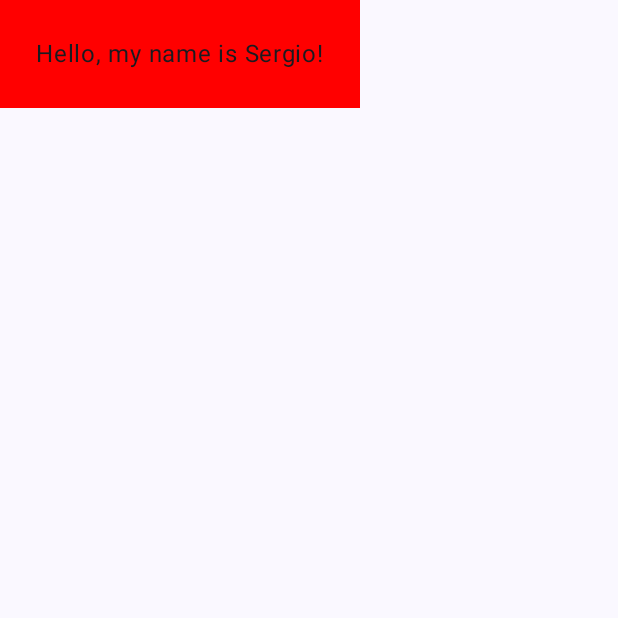
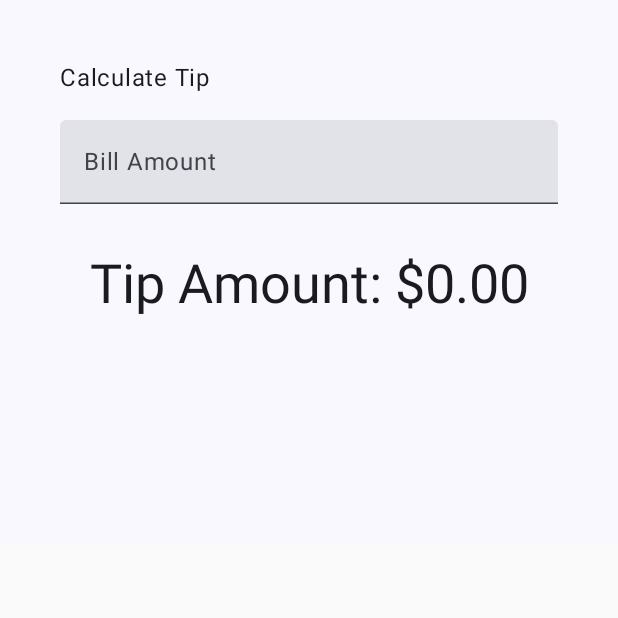
Before and after one commit to slaguna17/tippyApp, an Android app built with Jetpack Compose: the screen it shows after launch (MainActivity), on a phone screen of 412 x 824 dp, the top half of it. Run offline under Robolectric (Android 15) with nearby library versions, the phone set to English and light mode, and no system bars.

Commit message:
Finished Tippy logic and functionality tip calculated for 15%"

```diff
--- a/app/src/main/java/com/example/tippy/MainActivity.kt
+++ b/app/src/main/java/com/example/tippy/MainActivity.kt
@@ -4,17 +4,37 @@ import android.os.Bundle
 import androidx.activity.ComponentActivity
 import androidx.activity.compose.setContent
 import androidx.activity.enableEdgeToEdge
+import androidx.compose.foundation.layout.Arrangement
+import androidx.compose.foundation.layout.Column
+import androidx.compose.foundation.layout.Spacer
 import androidx.compose.foundation.layout.fillMaxSize
+import androidx.compose.foundation.layout.fillMaxWidth
+import androidx.compose.foundation.layout.height
 import androidx.compose.foundation.layout.padding
+import androidx.compose.foundation.layout.safeDrawingPadding
+import androidx.compose.foundation.layout.statusBarsPadding
+import androidx.compose.foundation.rememberScrollState
+import androidx.compose.foundation.text.KeyboardOptions
+import androidx.compose.foundation.verticalScroll
+import androidx.compose.material3.MaterialTheme
 import androidx.compose.material3.Scaffold
 import androidx.compose.material3.Surface
 import androidx.compose.material3.Text
+import androidx.compose.material3.TextField
 import androidx.compose.runtime.Composable
+import androidx.compose.runtime.getValue
+import androidx.compose.runtime.mutableStateOf
+import androidx.compose.runtime.remember
+import androidx.compose.runtime.setValue
+import androidx.compose.ui.Alignment
 import androidx.compose.ui.Modifier
 import androidx.compose.ui.graphics.Color
+import androidx.compose.ui.res.stringResource
+import androidx.compose.ui.text.input.KeyboardType
 import androidx.compose.ui.tooling.preview.Preview
 import androidx.compose.ui.unit.dp
 import com.example.tippy.ui.theme.TippyTheme
+import java.text.NumberFormat
 
 
 class MainActivity : ComponentActivity() {
@@ -23,11 +43,8 @@ class MainActivity : ComponentActivity() {
         enableEdgeToEdge()
         setContent {
             TippyTheme {
-                Scaffold(modifier = Modifier.fillMaxSize()) { innerPadding ->
-                    Greeting(
-                        name = "Sergio",
-                        modifier = Modifier.padding(innerPadding)
-                    )
+                Surface {
+                    TipTimeLayout()
                 }
             }
         }
@@ -35,19 +52,63 @@ class MainActivity : ComponentActivity() {
 }
 
 @Composable
-fun Greeting(name: String, modifier: Modifier = Modifier) {
-    Surface(color = Color.Red) {
+fun TipTimeLayout() {
+    var amountInput by remember { mutableStateOf("") }
+    val amount = amountInput.toDoubleOrNull() ?: 0.0
+    val tip = calculateTip(amount)
+    Column(
+        modifier = Modifier
+            .statusBarsPadding()
+            .padding(horizontal = 40.dp)
+            .verticalScroll(rememberScrollState())
+            .safeDrawingPadding(),
+        horizontalAlignment = Alignment.CenterHorizontally,
+        verticalArrangement = Arrangement.Center
+    ) {
         Text(
-            text = "Hello, my name is $name!",
-            modifier = modifier.padding(24.dp)
+            text = stringResource(R.string.calculate_tip),
+            modifier = Modifier
+                .padding(bottom = 16.dp, top = 40.dp)
+                .align(alignment = Alignment.Start)
         )
+        EditNumberField(
+            value = amountInput,
+            onValueChange = { amountInput = it },
+            modifier = Modifier.padding(bottom = 32.dp).fillMaxWidth()
+        )
+        Text(
+            text = stringResource(R.string.tip_amount, tip),
+            style = MaterialTheme.typography.displaySmall
+        )
+        Spacer(modifier = Modifier.height(150.dp))
     }
+}
+
+@Composable
+fun EditNumberField(
+    value: String,
+    onValueChange: (String) -> Unit,
+    modifier: Modifier = Modifier
+) {
+    TextField(
+        value = value,
+        onValueChange = onValueChange,
+        label = {Text(stringResource(R.string.bill_amount))},
+        singleLine = true,
+        keyboardOptions = KeyboardOptions(keyboardType = KeyboardType.Number),
+        modifier = modifier
+    )
+}
+
+private fun calculateTip(amount: Double, tipPercent: Double = 15.0): String {
+    val tip = tipPercent / 100 * amount
+    return NumberFormat.getCurrencyInstance().format(tip)
 }
 
 @Preview(showBackground = true)
 @Composable
-fun GreetingPreview() {
+fun TipTimeLayoutPreview() {
     TippyTheme {
-        Greeting("Sergio")
+        TipTimeLayout()
     }
 }
--- a/app/src/main/res/values/strings.xml
+++ b/app/src/main/res/values/strings.xml
@@ -1,3 +1,6 @@
 <resources>
     <string name="app_name">Tippy</string>
+    <string name="calculate_tip">Calculate Tip</string>
+    <string name="bill_amount">Bill Amount</string>
+    <string name="tip_amount">Tip Amount: %s</string>
 </resources>
```
